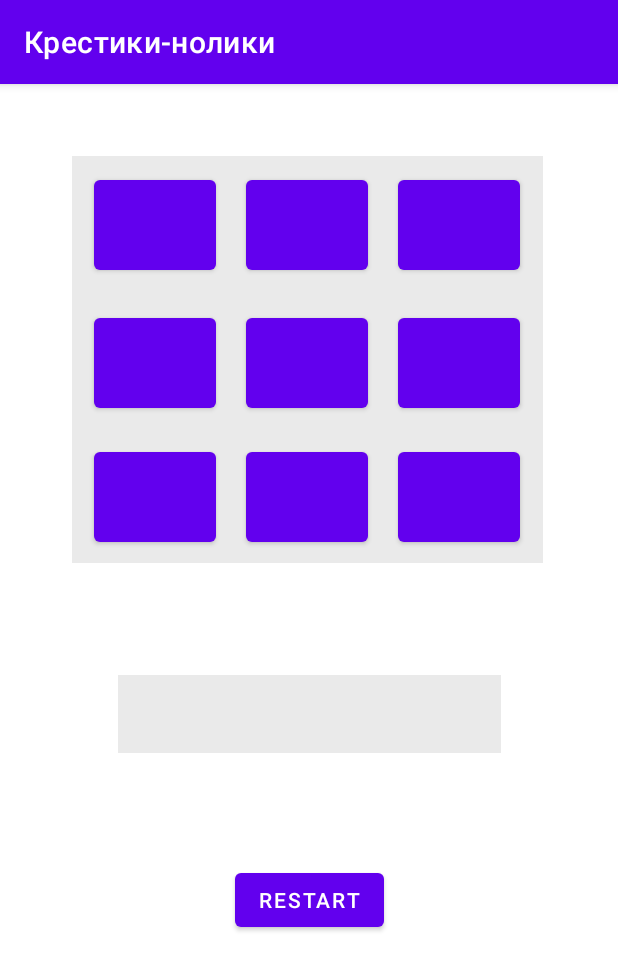
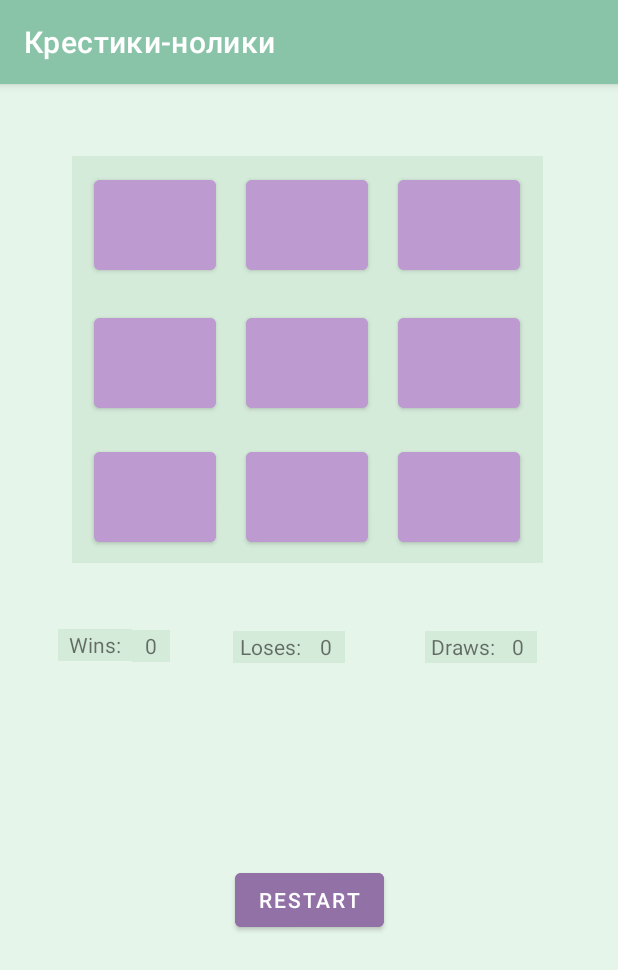
Before and after one commit to Bagaviev/Android, an Android app: the screen it shows after launch (MainActivity), on a phone screen of 412 x 824 dp. Shown: the top 970 px of the screen. Run offline under Robolectric (Android 15) with nearby library versions, the phone set to English and light mode, and no system bars.

Commit message:
colors, styles, score

```diff
--- a/ReclineTask/app/src/main/java/com/example/reclinetask/MainActivity.java
+++ b/ReclineTask/app/src/main/java/com/example/reclinetask/MainActivity.java
@@ -12,13 +12,12 @@ import androidx.appcompat.app.AppCompatActivity;
 
 import java.util.Random;
 
-// todo more beautiful win/lose msg
-// todo buttons and change color app
-// todo score
-// todo pack button style to theme
-
 // todo remove appbar
 // todo other tasks
+
+// todo refactor somehow
+// todo more beautiful win/lose msg
+// todo more strong ai
 
 public class MainActivity extends AppCompatActivity {
     private final int[] buttonIds = new int[] { R.id.b0, R.id.b1, R.id.b2, R.id.b3, R.id.b4, R.id.b5, R.id.b6, R.id.b7, R.id.b8};
@@ -33,11 +32,17 @@ public class MainActivity extends AppCompatActivity {
     private static String AI_SYM = "O";
     private static String EMPTY = "";
     private static int MOVE_CNT;
+    private static int WIN_CNT;
+    private static int LOSE_CNT;
+    private static int DRAW_CNT;
 
     private Button[][] buttons = new Button[3][3];
     private MediaPlayer mediaPlayer;
     private TableLayout layout;
     private TextView textView;
+    private TextView tvWins;
+    private TextView tvLoses;
+    private TextView tvDraws;
     private Button startStop;
 
     @Override
@@ -47,6 +52,9 @@ public class MainActivity extends AppCompatActivity {
         layout = (TableLayout) findViewById(R.id.main_l);
         startStop = findViewById(R.id.buttonS);
         textView = findViewById(R.id.textViewInfo);
+        tvWins = findViewById(R.id.textViewWin);
+        tvLoses = findViewById(R.id.textViewLos);
+        tvDraws = findViewById(R.id.textViewDraw);
         initMap();
     }
 
@@ -78,9 +86,9 @@ public class MainActivity extends AppCompatActivity {
         for (int i = 0; i < buttons.length; i++) {
             for (int j = 0; j < buttons[i].length; j++) {
                 buttons[i][j].setText(EMPTY);
-                buttons[i][j].setBackgroundColor(Color.parseColor("#FF6200EE"));
+                buttons[i][j].setBackgroundColor(Color.parseColor("#bd9bd1"));    // тут если ресурсы юзать почему то углы херятся у кнопок
                 textView.setText(EMPTY);
-                textView.setBackgroundColor(Color.parseColor("#EAEAEA"));
+                textView.setBackgroundResource(R.color.main_background);
                 MOVE_CNT = 0;
                 initMap();
             }
@@ -109,6 +117,8 @@ public class MainActivity extends AppCompatActivity {
 
             if (checkWin(PLAYER_SYM)) {
                 freezeMap();
+                WIN_CNT++;
+                updateScore(WIN_MESSAGE);
                 initAudio(WIN_MESSAGE);
                 mediaPlayer.start();
                 printMessage(WIN_MESSAGE);
@@ -122,9 +132,9 @@ public class MainActivity extends AppCompatActivity {
     private void initAudio(String type) {
         switch (type) {
             case DRAW_MESSAGE:
-                mediaPlayer = MediaPlayer.create(this, R.raw.draw);
-                break;
-            case WIN_MESSAGE:
+                mediaPlayer = MediaPlayer.create(this, R.raw.draw); // кароче тут была страшная ебка - оказывается есть
+                break;                                                      // какие то аудио файлы, которые не может переварить
+            case WIN_MESSAGE:                                               // mediaPlayer, и он кидает NPE, хотя формат файлов один и тот же
                 mediaPlayer = MediaPlayer.create(this, R.raw.win);
                 break;
             case LOSE_MESSAGE:
@@ -143,7 +153,9 @@ public class MainActivity extends AppCompatActivity {
         while (true) {
             if (MOVE_CNT >= MAX_MOVE_CNT) {
                 printMessage(DRAW_MESSAGE);
-                initAudio(DRAW_MESSAGE);
+                DRAW_CNT++;
+                updateScore(DRAW_MESSAGE);      // миленько получилось. Наверно тут какойто паттерн применить нужно, чтобы
+                initAudio(DRAW_MESSAGE);        // сгруппировать эти однотипные параметры
                 mediaPlayer.start();
                 freezeMap();
                 return;
@@ -160,6 +172,8 @@ public class MainActivity extends AppCompatActivity {
                     freezeMap();
                     initAudio(LOSE_MESSAGE);
                     mediaPlayer.start();
+                    LOSE_CNT++;
+                    updateScore(LOSE_MESSAGE);
                     printMessage(LOSE_MESSAGE);
                     colorize(AI_SYM);
                 }
@@ -282,4 +296,18 @@ public class MainActivity extends AppCompatActivity {
                 break;
         }
     }
+
+    private void updateScore(String type) {
+        switch (type) {
+            case WIN_MESSAGE:
+                tvWins.setText(String.valueOf(WIN_CNT));    // тут то мы уже на опыте, надо кастить в стринг, прежде чем толкать в сеттер
+                break;
+            case LOSE_MESSAGE:
+                tvLoses.setText(String.valueOf(LOSE_CNT));
+                break;
+            default:
+                tvDraws.setText(String.valueOf(DRAW_CNT));
+                break;
+        }
+    }
 }
--- a/ReclineTask/app/src/main/res/layout/activity_main.xml
+++ b/ReclineTask/app/src/main/res/layout/activity_main.xml
@@ -15,7 +15,7 @@
             app:layout_constraintVertical_bias="0.097"
             app:layout_constraintStart_toStartOf="parent"
             app:layout_constraintHorizontal_bias="0.492"
-            android:background="#EAEAEA"
+            android:background="@color/field_back"
             android:id="@+id/main_l">
 
         <TableRow
@@ -24,27 +24,15 @@
                 android:layout_height="match_parent">
 
             <Button
-                    android:text=""
-                    android:layout_width="81dp"
-                    android:layout_height="72dp"
-                    android:layout_margin="10dp"
-                    android:textSize="20sp"
+                    style="@style/Buttons"
                     android:id="@+id/b0" />
 
             <Button
-                    android:text=""
-                    android:layout_width="81dp"
-                    android:layout_height="72dp"
-                    android:layout_margin="10dp"
-                    android:textSize="20sp"
+                    style="@style/Buttons"
                     android:id="@+id/b1" />
 
             <Button
-                    android:text=""
-                    android:layout_width="81dp"
-                    android:layout_height="72dp"
-                    android:layout_margin="10dp"
-                    android:textSize="20sp"
+                    style="@style/Buttons"
                     android:id="@+id/b2" />
 
         </TableRow>
@@ -55,27 +43,15 @@
                 android:layout_height="match_parent">
 
             <Button
-                    android:text=""
-                    android:layout_width="81dp"
-                    android:layout_height="72dp"
-                    android:layout_margin="10dp"
-                    android:textSize="20sp"
+                    style="@style/Buttons"
                     android:id="@+id/b3" />
 
             <Button
-                    android:text=""
-                    android:layout_width="81dp"
-                    android:layout_height="72dp"
-                    android:layout_margin="10dp"
-                    android:textSize="20sp"
+                    style="@style/Buttons"
                     android:id="@+id/b4" />
 
             <Button
-                    android:text=""
-                    android:layout_width="81dp"
-                    android:layout_height="72dp"
-                    android:layout_margin="10dp"
-                    android:textSize="20sp"
+                    style="@style/Buttons"
                     android:id="@+id/b5" />
 
         </TableRow>
@@ -86,27 +62,15 @@
                 android:layout_height="match_parent">
 
             <Button
-                    android:text=""
-                    android:layout_width="81dp"
-                    android:layout_height="72dp"
-                    android:layout_margin="10dp"
-                    android:textSize="20sp"
+                    style="@style/Buttons"
                     android:id="@+id/b6" />
 
             <Button
-                    android:text=""
-                    android:layout_width="81dp"
-                    android:layout_height="72dp"
-                    android:layout_margin="10dp"
-                    android:textSize="20sp"
+                    style="@style/Buttons"
                     android:id="@+id/b7" />
 
             <Button
-                    android:text=""
-                    android:layout_width="81dp"
-                    android:layout_height="72dp"
-                    android:layout_margin="10dp"
-                    android:textSize="20sp"
+                    style="@style/Buttons"
                     android:id="@+id/b8" />
 
         </TableRow>
@@ -118,21 +82,102 @@
             android:layout_width="wrap_content"
             android:layout_height="wrap_content"
             android:id="@+id/buttonS"
+            android:backgroundTint="@color/button"
             app:layout_constraintStart_toStartOf="parent"
             app:layout_constraintEnd_toEndOf="parent"
             app:layout_constraintTop_toBottomOf="@+id/main_l"
             app:layout_constraintBottom_toBottomOf="parent" />
 
     <TextView
+            android:id="@+id/textView3"
+            android:background="@color/field_back"
+            android:text="Draws:"
+            android:layout_width="49dp"
+            android:layout_height="21dp"
+            android:gravity="center"
+            app:layout_constraintBottom_toTopOf="@+id/textViewInfo"
+            app:layout_constraintTop_toBottomOf="@+id/main_l"
+            app:layout_constraintEnd_toEndOf="parent"
+            app:layout_constraintVertical_bias="0.458"
+            app:layout_constraintStart_toEndOf="@+id/textViewLos"
+            app:layout_constraintHorizontal_bias="0.402" />
+
+    <TextView
+            android:id="@+id/textViewDraw"
+            android:background="@color/field_back"
+            android:layout_width="25dp"
+            android:layout_height="21dp"
+            android:gravity="center"
+            app:layout_constraintBaseline_toBaselineOf="@+id/textView3"
+            app:layout_constraintEnd_toEndOf="parent"
+            app:layout_constraintStart_toEndOf="@+id/textView3"
+            app:layout_constraintHorizontal_bias="0.0"
+            android:text="0" />
+
+    <TextView
+            android:id="@+id/textView2"
+            android:background="@color/field_back"
+            android:text="Loses:"
+            android:layout_width="49dp"
+            android:layout_height="21dp"
+            android:gravity="center"
+            app:layout_constraintBottom_toTopOf="@+id/textViewInfo"
+            app:layout_constraintTop_toBottomOf="@+id/main_l"
+            app:layout_constraintEnd_toEndOf="parent"
+            app:layout_constraintVertical_bias="0.458"
+            app:layout_constraintStart_toEndOf="@+id/textViewWin"
+            app:layout_constraintHorizontal_bias="0.169" />
+
+    <TextView
+            android:id="@+id/textViewLos"
+            android:background="@color/field_back"
+            android:layout_width="25dp"
+            android:layout_height="21dp"
+            android:gravity="center"
+            app:layout_constraintBaseline_toBaselineOf="@+id/textView2"
+            app:layout_constraintEnd_toEndOf="parent"
+            app:layout_constraintStart_toEndOf="@+id/textView2"
+            app:layout_constraintHorizontal_bias="0.0"
+            android:text="0" />
+
+    <TextView
+            android:id="@+id/textView1"
+            android:background="@color/field_back"
+            android:text="Wins:"
+            android:layout_width="49dp"
+            android:layout_height="21dp"
+            android:gravity="center"
+            app:layout_constraintBottom_toTopOf="@+id/textViewInfo"
+            app:layout_constraintTop_toBottomOf="@+id/main_l"
+            app:layout_constraintEnd_toEndOf="parent"
+            app:layout_constraintStart_toStartOf="parent"
+            app:layout_constraintHorizontal_bias="0.107"
+            app:layout_constraintVertical_bias="0.447" />
+
+    <TextView
+            android:id="@+id/textViewWin"
+            android:background="@color/field_back"
+            android:layout_width="25dp"
+            android:layout_height="21dp"
+            android:gravity="center"
+            app:layout_constraintTop_toBottomOf="@+id/main_l"
+            app:layout_constraintBottom_toTopOf="@+id/textViewInfo"
+            app:layout_constraintVertical_bias="0.453"
+            app:layout_constraintEnd_toEndOf="parent"
+            app:layout_constraintStart_toEndOf="@+id/textView1"
+            app:layout_constraintHorizontal_bias="0.0"
+            android:text="0" />
+
+    <TextView
+            android:id="@+id/textViewInfo"
             android:layout_width="255dp"
             android:layout_height="52dp"
-            android:id="@+id/textViewInfo"
             app:layout_constraintStart_toStartOf="parent"
             app:layout_constraintEnd_toEndOf="parent"
             app:layout_constraintTop_toBottomOf="@+id/main_l"
             app:layout_constraintBottom_toTopOf="@+id/buttonS"
-            android:background="#EAEAEA"
             android:gravity="center"
-            android:textSize="20sp" />
+            android:textSize="20sp"
+            app:layout_constraintVertical_bias="0.809" />
 
 </androidx.constraintlayout.widget.ConstraintLayout>
--- a/ReclineTask/app/src/main/res/values/colors.xml
+++ b/ReclineTask/app/src/main/res/values/colors.xml
@@ -7,5 +7,10 @@
     <color name="teal_700">#FF018786</color>
     <color name="black">#FF000000</color>
     <color name="white">#FFFFFFFF</color>
-    <color name="pretty_green">#8aeba4</color>
+    <color name="pretty_main">#89c4a8</color>
+    <color name="pretty_secondary">#a286b3</color>
+    <color name="field">#bd9bd1</color>
+    <color name="button">#9271a6</color>
+    <color name="main_background">#e6f5ea</color>
+    <color name="field_back">#d5ebda</color>
 </resources>
--- a/ReclineTask/app/src/main/res/values/themes.xml
+++ b/ReclineTask/app/src/main/res/values/themes.xml
@@ -2,8 +2,8 @@
     <!-- Base application theme. -->
     <style name="Theme.ReclineTask" parent="Theme.MaterialComponents.DayNight.DarkActionBar">
         <!-- Primary brand color. -->
-        <item name="colorPrimary">@color/purple_500</item>
-        <item name="colorPrimaryVariant">@color/purple_700</item>
+        <item name="colorPrimary">@color/pretty_main</item>
+        <item name="colorPrimaryVariant">@color/pretty_secondary</item>
         <item name="colorOnPrimary">@color/white</item>
         <!-- Secondary brand color. -->
         <item name="colorSecondary">@color/teal_200</item>
@@ -11,5 +11,15 @@
         <item name="colorOnSecondary">@color/black</item>
         <!-- Status bar color. -->
         <item name="android:statusBarColor" tools:targetApi="l">?attr/colorPrimaryVariant</item>
+        <item name="android:windowBackground">@color/main_background</item>
+    </style>
+
+    <style name="Buttons">
+        <item name="android:text">""</item>
+        <item name="android:backgroundTint" tools:targetApi="lollipop">@color/field</item>
+        <item name="android:layout_width">81dp</item>
+        <item name="android:layout_height">72dp</item>
+        <item name="android:layout_margin">10dp</item>
+        <item name="android:textSize">20sp</item>
     </style>
 </resources>
```
